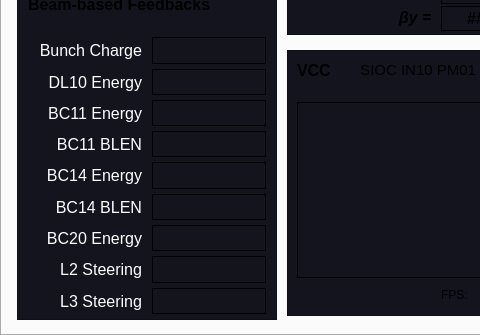
Before: the Qt Designer form wfh/main.ui in slaclab/F2-CUDs, drawn with Qt 5; both pictures show x 0 to 480 and y 365 to 700 of the 1200 by 700 pixel window.
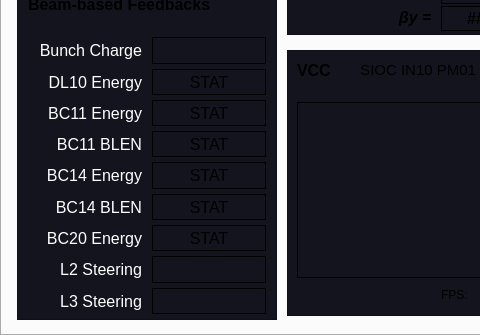
After: the same form once the commit is applied. Custom widgets are drawn as their Qt base class.

Patch:
```diff
--- a/wfh/main.ui
+++ b/wfh/main.ui
@@ -4115,48 +4115,6 @@
        <property name="verticalSpacing">
         <number>5</number>
        </property>
-       <item row="6" column="1">
-        <widget class="QFrame" name="ind_dl10e">
-         <property name="styleSheet">
-          <string notr="true">PyDMLabel {
-  border-radius: 2px;
-}
-PyDMLabel[alarmSensitiveBorder=&quot;true&quot;][alarmSeverity=&quot;0&quot;] {
-  background-color: rgb(0,0,10);
-  color: rgb(0,255,0);
-  border-color: rgb(0,180,0);
-  border-width: 2px;
-  border-style: solid;
-}
-
-PyDMLabel[alarmSensitiveBorder=&quot;true&quot;][alarmSeverity=&quot;1&quot;] {
-  background-color: rgb(0,0,10);
-  color: rgb(255,255,0);
-}
-
-PyDMLabel[alarmSensitiveBorder=&quot;true&quot;][alarmSeverity=&quot;2&quot;] {
-  background-color: rgb(255,0,0);
-  color: rgb(255,255,255);
-}
-
-PyDMLabel[alarmSensitiveBorder=&quot;true&quot;][alarmSeverity=&quot;3&quot;] {
-  background-color: rgb(192,0,255);
-  color: rgb(255,255,0);
-}
-
-PyDMLabel[alarmSensitiveBorder=&quot;true&quot;][alarmSeverity=&quot;4&quot;] {
-  color: rgb(218,218,218);
-  background-color: rgb(25,25,25);
-}</string>
-         </property>
-         <property name="frameShape">
-          <enum>QFrame::Box</enum>
-         </property>
-         <property name="frameShadow">
-          <enum>QFrame::Plain</enum>
-         </property>
-        </widget>
-       </item>
        <item row="10" column="0">
         <widget class="QLabel" name="label_109">
          <property name="font">
@@ -4178,48 +4136,6 @@
          </property>
         </widget>
        </item>
-       <item row="8" column="1">
-        <widget class="QFrame" name="ind_bc11bl">
-         <property name="styleSheet">
-          <string notr="true">PyDMLabel {
-  border-radius: 2px;
-}
-PyDMLabel[alarmSensitiveBorder=&quot;true&quot;][alarmSeverity=&quot;0&quot;] {
-  background-color: rgb(0,0,10);
-  color: rgb(0,255,0);
-  border-color: rgb(0,180,0);
-  border-width: 2px;
-  border-style: solid;
-}
-
-PyDMLabel[alarmSensitiveBorder=&quot;true&quot;][alarmSeverity=&quot;1&quot;] {
-  background-color: rgb(0,0,10);
-  color: rgb(255,255,0);
-}
-
-PyDMLabel[alarmSensitiveBorder=&quot;true&quot;][alarmSeverity=&quot;2&quot;] {
-  background-color: rgb(255,0,0);
-  color: rgb(255,255,255);
-}
-
-PyDMLabel[alarmSensitiveBorder=&quot;true&quot;][alarmSeverity=&quot;3&quot;] {
-  background-color: rgb(192,0,255);
-  color: rgb(255,255,0);
-}
-
-PyDMLabel[alarmSensitiveBorder=&quot;true&quot;][alarmSeverity=&quot;4&quot;] {
-  color: rgb(218,218,218);
-  background-color: rgb(25,25,25);
-}</string>
-         </property>
-         <property name="frameShape">
-          <enum>QFrame::Box</enum>
-         </property>
-         <property name="frameShadow">
-          <enum>QFrame::Plain</enum>
-         </property>
-        </widget>
-       </item>
        <item row="6" column="0">
         <widget class="QLabel" name="label_102">
          <property name="font">
@@ -4304,48 +4220,6 @@
          </property>
         </widget>
        </item>
-       <item row="9" column="1">
-        <widget class="QFrame" name="ind_bc14e">
-         <property name="styleSheet">
-          <string notr="true">PyDMLabel {
-  border-radius: 2px;
-}
-PyDMLabel[alarmSensitiveBorder=&quot;true&quot;][alarmSeverity=&quot;0&quot;] {
-  background-color: rgb(0,0,10);
-  color: rgb(0,255,0);
-  border-color: rgb(0,180,0);
-  border-width: 2px;
-  border-style: solid;
-}
-
-PyDMLabel[alarmSensitiveBorder=&quot;true&quot;][alarmSeverity=&quot;1&quot;] {
-  background-color: rgb(0,0,10);
-  color: rgb(255,255,0);
-}
-
-PyDMLabel[alarmSensitiveBorder=&quot;true&quot;][alarmSeverity=&quot;2&quot;] {
-  background-color: rgb(255,0,0);
-  color: rgb(255,255,255);
-}
-
-PyDMLabel[alarmSensitiveBorder=&quot;true&quot;][alarmSeverity=&quot;3&quot;] {
-  background-color: rgb(192,0,255);
-  color: rgb(255,255,0);
-}
-
-PyDMLabel[alarmSensitiveBorder=&quot;true&quot;][alarmSeverity=&quot;4&quot;] {
-  color: rgb(218,218,218);
-  background-color: rgb(25,25,25);
-}</string>
-         </property>
-         <property name="frameShape">
-          <enum>QFrame::Box</enum>
-         </property>
-         <property name="frameShadow">
-          <enum>QFrame::Plain</enum>
-         </property>
-        </widget>
-       </item>
        <item row="5" column="0">
         <widget class="QLabel" name="label_111">
          <property name="font">
@@ -4470,132 +4344,6 @@
          </property>
         </widget>
        </item>
-       <item row="10" column="1">
-        <widget class="QFrame" name="ind_bc14bl">
-         <property name="styleSheet">
-          <string notr="true">PyDMLabel {
-  border-radius: 2px;
-}
-PyDMLabel[alarmSensitiveBorder=&quot;true&quot;][alarmSeverity=&quot;0&quot;] {
-  background-color: rgb(0,0,10);
-  color: rgb(0,255,0);
-  border-color: rgb(0,180,0);
-  border-width: 2px;
-  border-style: solid;
-}
-
-PyDMLabel[alarmSensitiveBorder=&quot;true&quot;][alarmSeverity=&quot;1&quot;] {
-  background-color: rgb(0,0,10);
-  color: rgb(255,255,0);
-}
-
-PyDMLabel[alarmSensitiveBorder=&quot;true&quot;][alarmSeverity=&quot;2&quot;] {
-  background-color: rgb(255,0,0);
-  color: rgb(255,255,255);
-}
-
-PyDMLabel[alarmSensitiveBorder=&quot;true&quot;][alarmSeverity=&quot;3&quot;] {
-  background-color: rgb(192,0,255);
-  color: rgb(255,255,0);
-}
-
-PyDMLabel[alarmSensitiveBorder=&quot;true&quot;][alarmSeverity=&quot;4&quot;] {
-  color: rgb(218,218,218);
-  background-color: rgb(25,25,25);
-}</string>
-         </property>
-         <property name="frameShape">
-          <enum>QFrame::Box</enum>
-         </property>
-         <property name="frameShadow">
-          <enum>QFrame::Plain</enum>
-         </property>
-        </widget>
-       </item>
-       <item row="7" column="1">
-        <widget class="QFrame" name="ind_bc11e">
-         <property name="styleSheet">
-          <string notr="true">PyDMLabel {
-  border-radius: 2px;
-}
-PyDMLabel[alarmSensitiveBorder=&quot;true&quot;][alarmSeverity=&quot;0&quot;] {
-  background-color: rgb(0,0,10);
-  color: rgb(0,255,0);
-  border-color: rgb(0,180,0);
-  border-width: 2px;
-  border-style: solid;
-}
-
-PyDMLabel[alarmSensitiveBorder=&quot;true&quot;][alarmSeverity=&quot;1&quot;] {
-  background-color: rgb(0,0,10);
-  color: rgb(255,255,0);
-}
-
-PyDMLabel[alarmSensitiveBorder=&quot;true&quot;][alarmSeverity=&quot;2&quot;] {
-  background-color: rgb(255,0,0);
-  color: rgb(255,255,255);
-}
-
-PyDMLabel[alarmSensitiveBorder=&quot;true&quot;][alarmSeverity=&quot;3&quot;] {
-  background-color: rgb(192,0,255);
-  color: rgb(255,255,0);
-}
-
-PyDMLabel[alarmSensitiveBorder=&quot;true&quot;][alarmSeverity=&quot;4&quot;] {
-  color: rgb(218,218,218);
-  background-color: rgb(25,25,25);
-}</string>
-         </property>
-         <property name="frameShape">
-          <enum>QFrame::Box</enum>
-         </property>
-         <property name="frameShadow">
-          <enum>QFrame::Plain</enum>
-         </property>
-        </widget>
-       </item>
-       <item row="11" column="1">
-        <widget class="QFrame" name="ind_bc20e">
-         <property name="styleSheet">
-          <string notr="true">PyDMLabel {
-  border-radius: 2px;
-}
-PyDMLabel[alarmSensitiveBorder=&quot;true&quot;][alarmSeverity=&quot;0&quot;] {
-  background-color: rgb(0,0,10);
-  color: rgb(0,255,0);
-  border-color: rgb(0,180,0);
-  border-width: 2px;
-  border-style: solid;
-}
-
-PyDMLabel[alarmSensitiveBorder=&quot;true&quot;][alarmSeverity=&quot;1&quot;] {
-  background-color: rgb(0,0,10);
-  color: rgb(255,255,0);
-}
-
-PyDMLabel[alarmSensitiveBorder=&quot;true&quot;][alarmSeverity=&quot;2&quot;] {
-  background-color: rgb(255,0,0);
-  color: rgb(255,255,255);
-}
-
-PyDMLabel[alarmSensitiveBorder=&quot;true&quot;][alarmSeverity=&quot;3&quot;] {
-  background-color: rgb(192,0,255);
-  color: rgb(255,255,0);
-}
-
-PyDMLabel[alarmSensitiveBorder=&quot;true&quot;][alarmSeverity=&quot;4&quot;] {
-  color: rgb(218,218,218);
-  background-color: rgb(25,25,25);
-}</string>
-         </property>
-         <property name="frameShape">
-          <enum>QFrame::Box</enum>
-         </property>
-         <property name="frameShadow">
-          <enum>QFrame::Plain</enum>
-         </property>
-        </widget>
-       </item>
        <item row="13" column="0">
         <widget class="QLabel" name="label_121">
          <property name="font">
@@ -4743,6 +4491,570 @@
          </property>
         </widget>
        </item>
+       <item row="6" column="1">
+        <widget class="PyDMLabel" name="pwr_gun_37">
+         <property name="minimumSize">
+          <size>
+           <width>110</width>
+           <height>0</height>
+          </size>
+         </property>
+         <property name="maximumSize">
+          <size>
+           <width>150</width>
+           <height>40</height>
+          </size>
+         </property>
+         <property name="font">
+          <font>
+           <pointsize>12</pointsize>
+           <weight>50</weight>
+           <bold>false</bold>
+          </font>
+         </property>
+         <property name="toolTip">
+          <string/>
+         </property>
+         <property name="styleSheet">
+          <string notr="true">PyDMLabel {
+  border-radius: 2px;
+}
+PyDMLabel[alarmSensitiveBorder=&quot;true&quot;][alarmSeverity=&quot;0&quot;] {
+  background-color: rgb(0,0,10);
+  color: rgb(0,255,0);
+  border-color: rgb(0,180,0);
+  border-width: 2px;
+  border-style: solid;
+}
+
+PyDMLabel[alarmSensitiveBorder=&quot;true&quot;][alarmSeverity=&quot;1&quot;] {
+  background-color: rgb(0,0,10);
+  color: rgb(255,255,0);
+}
+
+PyDMLabel[alarmSensitiveBorder=&quot;true&quot;][alarmSeverity=&quot;2&quot;] {
+  background-color: rgb(255,0,0);
+  color: rgb(255,255,255);
+}
+
+PyDMLabel[alarmSensitiveBorder=&quot;true&quot;][alarmSeverity=&quot;3&quot;] {
+  background-color: rgb(192,0,255);
+  color: rgb(255,255,0);
+}
+
+PyDMLabel[alarmSensitiveBorder=&quot;true&quot;][alarmSeverity=&quot;4&quot;] {
+  color: rgb(218,218,218);
+  background-color: rgb(25,25,25);
+}</string>
+         </property>
+         <property name="frameShape">
+          <enum>QFrame::Box</enum>
+         </property>
+         <property name="frameShadow">
+          <enum>QFrame::Plain</enum>
+         </property>
+         <property name="text">
+          <string>STAT</string>
+         </property>
+         <property name="alignment">
+          <set>Qt::AlignCenter</set>
+         </property>
+         <property name="precision" stdset="0">
+          <number>1</number>
+         </property>
+         <property name="showUnits" stdset="0">
+          <bool>true</bool>
+         </property>
+         <property name="precisionFromPV" stdset="0">
+          <bool>false</bool>
+         </property>
+         <property name="alarmSensitiveContent" stdset="0">
+          <bool>false</bool>
+         </property>
+         <property name="alarmSensitiveBorder" stdset="0">
+          <bool>true</bool>
+         </property>
+         <property name="PyDMToolTip" stdset="0">
+          <string/>
+         </property>
+         <property name="channel" stdset="0">
+          <string>PHYS:SYS1:1:F2LFB_DL10E</string>
+         </property>
+         <property name="enableRichText" stdset="0">
+          <bool>false</bool>
+         </property>
+        </widget>
+       </item>
+       <item row="7" column="1">
+        <widget class="PyDMLabel" name="pwr_gun_38">
+         <property name="minimumSize">
+          <size>
+           <width>110</width>
+           <height>0</height>
+          </size>
+         </property>
+         <property name="maximumSize">
+          <size>
+           <width>150</width>
+           <height>40</height>
+          </size>
+         </property>
+         <property name="font">
+          <font>
+           <pointsize>12</pointsize>
+           <weight>50</weight>
+           <bold>false</bold>
+          </font>
+         </property>
+         <property name="toolTip">
+          <string/>
+         </property>
+         <property name="styleSheet">
+          <string notr="true">PyDMLabel {
+  border-radius: 2px;
+}
+PyDMLabel[alarmSensitiveBorder=&quot;true&quot;][alarmSeverity=&quot;0&quot;] {
+  background-color: rgb(0,0,10);
+  color: rgb(0,255,0);
+  border-color: rgb(0,180,0);
+  border-width: 2px;
+  border-style: solid;
+}
+
+PyDMLabel[alarmSensitiveBorder=&quot;true&quot;][alarmSeverity=&quot;1&quot;] {
+  background-color: rgb(0,0,10);
+  color: rgb(255,255,0);
+}
+
+PyDMLabel[alarmSensitiveBorder=&quot;true&quot;][alarmSeverity=&quot;2&quot;] {
+  background-color: rgb(255,0,0);
+  color: rgb(255,255,255);
+}
+
+PyDMLabel[alarmSensitiveBorder=&quot;true&quot;][alarmSeverity=&quot;3&quot;] {
+  background-color: rgb(192,0,255);
+  color: rgb(255,255,0);
+}
+
+PyDMLabel[alarmSensitiveBorder=&quot;true&quot;][alarmSeverity=&quot;4&quot;] {
+  color: rgb(218,218,218);
+  background-color: rgb(25,25,25);
+}</string>
+         </property>
+         <property name="frameShape">
+          <enum>QFrame::Box</enum>
+         </property>
+         <property name="frameShadow">
+          <enum>QFrame::Plain</enum>
+         </property>
+         <property name="text">
+          <string>STAT</string>
+         </property>
+         <property name="alignment">
+          <set>Qt::AlignCenter</set>
+         </property>
+         <property name="precision" stdset="0">
+          <number>1</number>
+         </property>
+         <property name="showUnits" stdset="0">
+          <bool>true</bool>
+         </property>
+         <property name="precisionFromPV" stdset="0">
+          <bool>false</bool>
+         </property>
+         <property name="alarmSensitiveContent" stdset="0">
+          <bool>false</bool>
+         </property>
+         <property name="alarmSensitiveBorder" stdset="0">
+          <bool>true</bool>
+         </property>
+         <property name="PyDMToolTip" stdset="0">
+          <string/>
+         </property>
+         <property name="channel" stdset="0">
+          <string>PHYS:SYS1:1:F2LFB_BC11E</string>
+         </property>
+         <property name="enableRichText" stdset="0">
+          <bool>false</bool>
+         </property>
+        </widget>
+       </item>
+       <item row="8" column="1">
+        <widget class="PyDMLabel" name="pwr_gun_39">
+         <property name="minimumSize">
+          <size>
+           <width>110</width>
+           <height>0</height>
+          </size>
+         </property>
+         <property name="maximumSize">
+          <size>
+           <width>150</width>
+           <height>40</height>
+          </size>
+         </property>
+         <property name="font">
+          <font>
+           <pointsize>12</pointsize>
+           <weight>50</weight>
+           <bold>false</bold>
+          </font>
+         </property>
+         <property name="toolTip">
+          <string/>
+         </property>
+         <property name="styleSheet">
+          <string notr="true">PyDMLabel {
+  border-radius: 2px;
+}
+PyDMLabel[alarmSensitiveBorder=&quot;true&quot;][alarmSeverity=&quot;0&quot;] {
+  background-color: rgb(0,0,10);
+  color: rgb(0,255,0);
+  border-color: rgb(0,180,0);
+  border-width: 2px;
+  border-style: solid;
+}
+
+PyDMLabel[alarmSensitiveBorder=&quot;true&quot;][alarmSeverity=&quot;1&quot;] {
+  background-color: rgb(0,0,10);
+  color: rgb(255,255,0);
+}
+
+PyDMLabel[alarmSensitiveBorder=&quot;true&quot;][alarmSeverity=&quot;2&quot;] {
+  background-color: rgb(255,0,0);
+  color: rgb(255,255,255);
+}
+
+PyDMLabel[alarmSensitiveBorder=&quot;true&quot;][alarmSeverity=&quot;3&quot;] {
+  background-color: rgb(192,0,255);
+  color: rgb(255,255,0);
+}
+
+PyDMLabel[alarmSensitiveBorder=&quot;true&quot;][alarmSeverity=&quot;4&quot;] {
+  color: rgb(218,218,218);
+  background-color: rgb(25,25,25);
+}</string>
+         </property>
+         <property name="frameShape">
+          <enum>QFrame::Box</enum>
+         </property>
+         <property name="frameShadow">
+          <enum>QFrame::Plain</enum>
+         </property>
+         <property name="text">
+          <string>STAT</string>
+         </property>
+         <property name="alignment">
+          <set>Qt::AlignCenter</set>
+         </property>
+         <property name="precision" stdset="0">
+          <number>1</number>
+         </property>
+         <property name="showUnits" stdset="0">
+          <bool>true</bool>
+         </property>
+         <property name="precisionFromPV" stdset="0">
+          <bool>false</bool>
+         </property>
+         <property name="alarmSensitiveContent" stdset="0">
+          <bool>false</bool>
+         </property>
+         <property name="alarmSensitiveBorder" stdset="0">
+          <bool>true</bool>
+         </property>
+         <property name="PyDMToolTip" stdset="0">
+          <string/>
+         </property>
+         <property name="channel" stdset="0">
+          <string>PHYS:SYS1:1:F2LFB_BC11BL</string>
+         </property>
+         <property name="enableRichText" stdset="0">
+          <bool>false</bool>
+         </property>
+        </widget>
+       </item>
+       <item row="9" column="1">
+        <widget class="PyDMLabel" name="pwr_gun_40">
+         <property name="minimumSize">
+          <size>
+           <width>110</width>
+           <height>0</height>
+          </size>
+         </property>
+         <property name="maximumSize">
+          <size>
+           <width>150</width>
+           <height>40</height>
+          </size>
+         </property>
+         <property name="font">
+          <font>
+           <pointsize>12</pointsize>
+           <weight>50</weight>
+           <bold>false</bold>
+          </font>
+         </property>
+         <property name="toolTip">
+          <string/>
+         </property>
+         <property name="styleSheet">
+          <string notr="true">PyDMLabel {
+  border-radius: 2px;
+}
+PyDMLabel[alarmSensitiveBorder=&quot;true&quot;][alarmSeverity=&quot;0&quot;] {
+  background-color: rgb(0,0,10);
+  color: rgb(0,255,0);
+  border-color: rgb(0,180,0);
+  border-width: 2px;
+  border-style: solid;
+}
+
+PyDMLabel[alarmSensitiveBorder=&quot;true&quot;][alarmSeverity=&quot;1&quot;] {
+  background-color: rgb(0,0,10);
+  color: rgb(255,255,0);
+}
+
+PyDMLabel[alarmSensitiveBorder=&quot;true&quot;][alarmSeverity=&quot;2&quot;] {
+  background-color: rgb(255,0,0);
+  color: rgb(255,255,255);
+}
+
+PyDMLabel[alarmSensitiveBorder=&quot;true&quot;][alarmSeverity=&quot;3&quot;] {
+  background-color: rgb(192,0,255);
+  color: rgb(255,255,0);
+}
+
+PyDMLabel[alarmSensitiveBorder=&quot;true&quot;][alarmSeverity=&quot;4&quot;] {
+  color: rgb(218,218,218);
+  background-color: rgb(25,25,25);
+}</string>
+         </property>
+         <property name="frameShape">
+          <enum>QFrame::Box</enum>
+         </property>
+         <property name="frameShadow">
+          <enum>QFrame::Plain</enum>
+         </property>
+         <property name="text">
+          <string>STAT</string>
+         </property>
+         <property name="alignment">
+          <set>Qt::AlignCenter</set>
+         </property>
+         <property name="precision" stdset="0">
+          <number>1</number>
+         </property>
+         <property name="showUnits" stdset="0">
+          <bool>true</bool>
+         </property>
+         <property name="precisionFromPV" stdset="0">
+          <bool>false</bool>
+         </property>
+         <property name="alarmSensitiveContent" stdset="0">
+          <bool>false</bool>
+         </property>
+         <property name="alarmSensitiveBorder" stdset="0">
+          <bool>true</bool>
+         </property>
+         <property name="PyDMToolTip" stdset="0">
+          <string/>
+         </property>
+         <property name="channel" stdset="0">
+          <string>PHYS:SYS1:1:F2LFB_BC11BL</string>
+         </property>
+         <property name="enableRichText" stdset="0">
+          <bool>false</bool>
+         </property>
+        </widget>
+       </item>
+       <item row="10" column="1">
+        <widget class="PyDMLabel" name="pwr_gun_41">
+         <property name="minimumSize">
+          <size>
+           <width>110</width>
+           <height>0</height>
+          </size>
+         </property>
+         <property name="maximumSize">
+          <size>
+           <width>150</width>
+           <height>40</height>
+          </size>
+         </property>
+         <property name="font">
+          <font>
+           <pointsize>12</pointsize>
+           <weight>50</weight>
+           <bold>false</bold>
+          </font>
+         </property>
+         <property name="toolTip">
+          <string/>
+         </property>
+         <property name="styleSheet">
+          <string notr="true">PyDMLabel {
+  border-radius: 2px;
+}
+PyDMLabel[alarmSensitiveBorder=&quot;true&quot;][alarmSeverity=&quot;0&quot;] {
+  background-color: rgb(0,0,10);
+  color: rgb(0,255,0);
+  border-color: rgb(0,180,0);
+  border-width: 2px;
+  border-style: solid;
+}
+
+PyDMLabel[alarmSensitiveBorder=&quot;true&quot;][alarmSeverity=&quot;1&quot;] {
+  background-color: rgb(0,0,10);
+  color: rgb(255,255,0);
+}
+
+PyDMLabel[alarmSensitiveBorder=&quot;true&quot;][alarmSeverity=&quot;2&quot;] {
+  background-color: rgb(255,0,0);
+  color: rgb(255,255,255);
+}
+
+PyDMLabel[alarmSensitiveBorder=&quot;true&quot;][alarmSeverity=&quot;3&quot;] {
+  background-color: rgb(192,0,255);
+  color: rgb(255,255,0);
+}
+
+PyDMLabel[alarmSensitiveBorder=&quot;true&quot;][alarmSeverity=&quot;4&quot;] {
+  color: rgb(218,218,218);
+  background-color: rgb(25,25,25);
+}</string>
+         </property>
+         <property name="frameShape">
+          <enum>QFrame::Box</enum>
+         </property>
+         <property name="frameShadow">
+          <enum>QFrame::Plain</enum>
+         </property>
+         <property name="text">
+          <string>STAT</string>
+         </property>
+         <property name="alignment">
+          <set>Qt::AlignCenter</set>
+         </property>
+         <property name="precision" stdset="0">
+          <number>1</number>
+         </property>
+         <property name="showUnits" stdset="0">
+          <bool>true</bool>
+         </property>
+         <property name="precisionFromPV" stdset="0">
+          <bool>false</bool>
+         </property>
+         <property name="alarmSensitiveContent" stdset="0">
+          <bool>false</bool>
+         </property>
+         <property name="alarmSensitiveBorder" stdset="0">
+          <bool>true</bool>
+         </property>
+         <property name="PyDMToolTip" stdset="0">
+          <string/>
+         </property>
+         <property name="channel" stdset="0">
+          <string>PHYS:SYS1:1:F2LFB_BC14BL</string>
+         </property>
+         <property name="enableRichText" stdset="0">
+          <bool>false</bool>
+         </property>
+        </widget>
+       </item>
+       <item row="11" column="1">
+        <widget class="PyDMLabel" name="pwr_gun_49">
+         <property name="minimumSize">
+          <size>
+           <width>110</width>
+           <height>0</height>
+          </size>
+         </property>
+         <property name="maximumSize">
+          <size>
+           <width>150</width>
+           <height>40</height>
+          </size>
+         </property>
+         <property name="font">
+          <font>
+           <pointsize>12</pointsize>
+           <weight>50</weight>
+           <bold>false</bold>
+          </font>
+         </property>
+         <property name="toolTip">
+          <string/>
+         </property>
+         <property name="styleSheet">
+          <string notr="true">PyDMLabel {
+  border-radius: 2px;
+}
+PyDMLabel[alarmSensitiveBorder=&quot;true&quot;][alarmSeverity=&quot;0&quot;] {
+  background-color: rgb(0,0,10);
+  color: rgb(0,255,0);
+  border-color: rgb(0,180,0);
+  border-width: 2px;
+  border-style: solid;
+}
+
+PyDMLabel[alarmSensitiveBorder=&quot;true&quot;][alarmSeverity=&quot;1&quot;] {
+  background-color: rgb(0,0,10);
+  color: rgb(255,255,0);
+}
+
+PyDMLabel[alarmSensitiveBorder=&quot;true&quot;][alarmSeverity=&quot;2&quot;] {
+  background-color: rgb(255,0,0);
+  color: rgb(255,255,255);
+}
+
+PyDMLabel[alarmSensitiveBorder=&quot;true&quot;][alarmSeverity=&quot;3&quot;] {
+  background-color: rgb(192,0,255);
+  color: rgb(255,255,0);
+}
+
+PyDMLabel[alarmSensitiveBorder=&quot;true&quot;][alarmSeverity=&quot;4&quot;] {
+  color: rgb(218,218,218);
+  background-color: rgb(25,25,25);
+}</string>
+         </property>
+         <property name="frameShape">
+          <enum>QFrame::Box</enum>
+         </property>
+         <property name="frameShadow">
+          <enum>QFrame::Plain</enum>
+         </property>
+         <property name="text">
+          <string>STAT</string>
+         </property>
+         <property name="alignment">
+          <set>Qt::AlignCenter</set>
+         </property>
+         <property name="precision" stdset="0">
+          <number>1</number>
+         </property>
+         <property name="showUnits" stdset="0">
+          <bool>true</bool>
+         </property>
+         <property name="precisionFromPV" stdset="0">
+          <bool>false</bool>
+         </property>
+         <property name="alarmSensitiveContent" stdset="0">
+          <bool>false</bool>
+         </property>
+         <property name="alarmSensitiveBorder" stdset="0">
+          <bool>true</bool>
+         </property>
+         <property name="PyDMToolTip" stdset="0">
+          <string/>
+         </property>
+         <property name="channel" stdset="0">
+          <string>PHYS:SYS1:1:F2LFB_BC20E</string>
+         </property>
+         <property name="enableRichText" stdset="0">
+          <bool>false</bool>
+         </property>
+        </widget>
+       </item>
       </layout>
      </widget>
     </widget>
```
Left out of the diff: 69 changed lines with no effect on the pictures.
